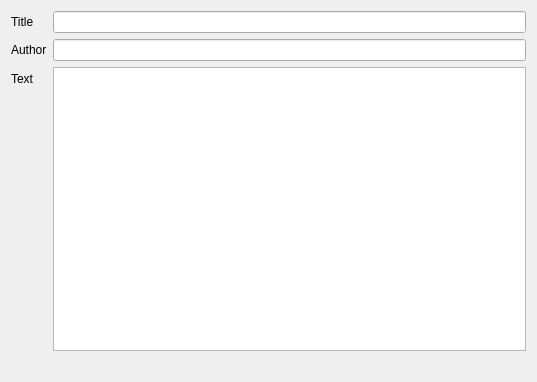
This is src/plugins/qmldesigner/components/annotationeditor/annotationcommenttab.ui in qt-creator/qt-creator as Qt 5 draws it before an edit. The edited form follows.
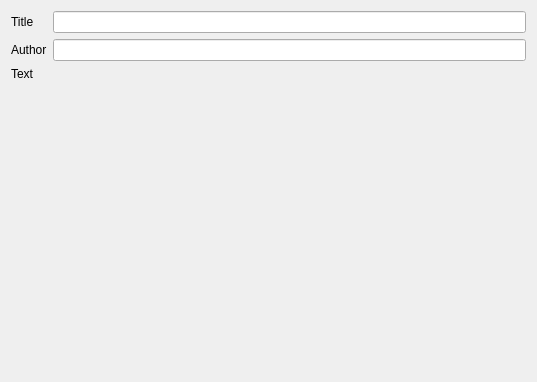
This is the edited form.

Patch:
```diff
--- a/src/plugins/qmldesigner/components/annotationeditor/annotationcommenttab.ui
+++ b/src/plugins/qmldesigner/components/annotationeditor/annotationcommenttab.ui
@@ -33,13 +33,6 @@
        </property>
       </widget>
      </item>
-     <item row="3" column="1">
-      <widget class="QTextEdit" name="textEdit">
-       <property name="tabChangesFocus">
-        <bool>true</bool>
-       </property>
-      </widget>
-     </item>
      <item row="2" column="0">
       <widget class="QLabel" name="authorLabel">
        <property name="text">
```
Left out of the diff: 1 changed line with no effect on the pictures.
